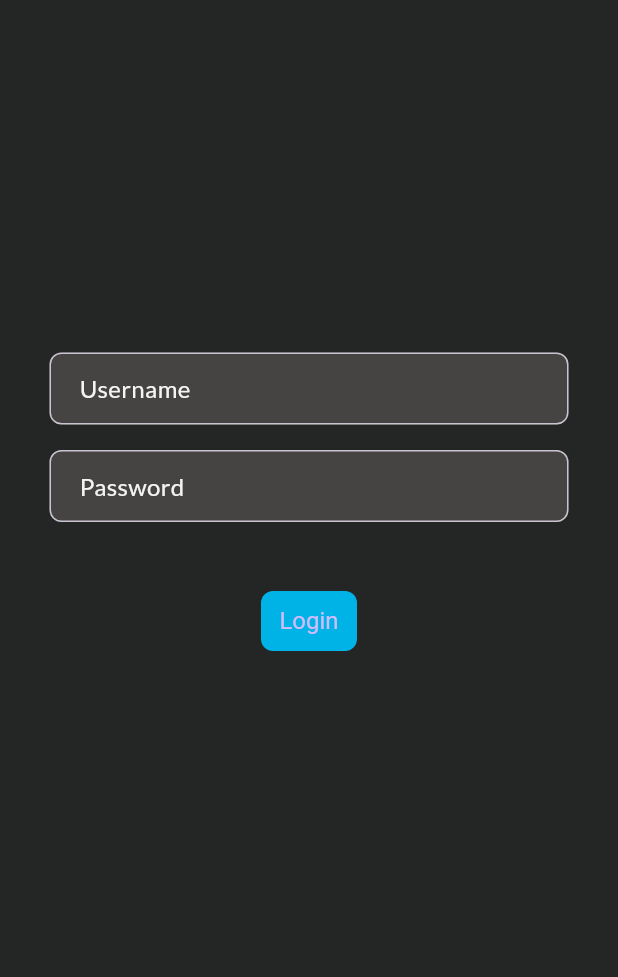
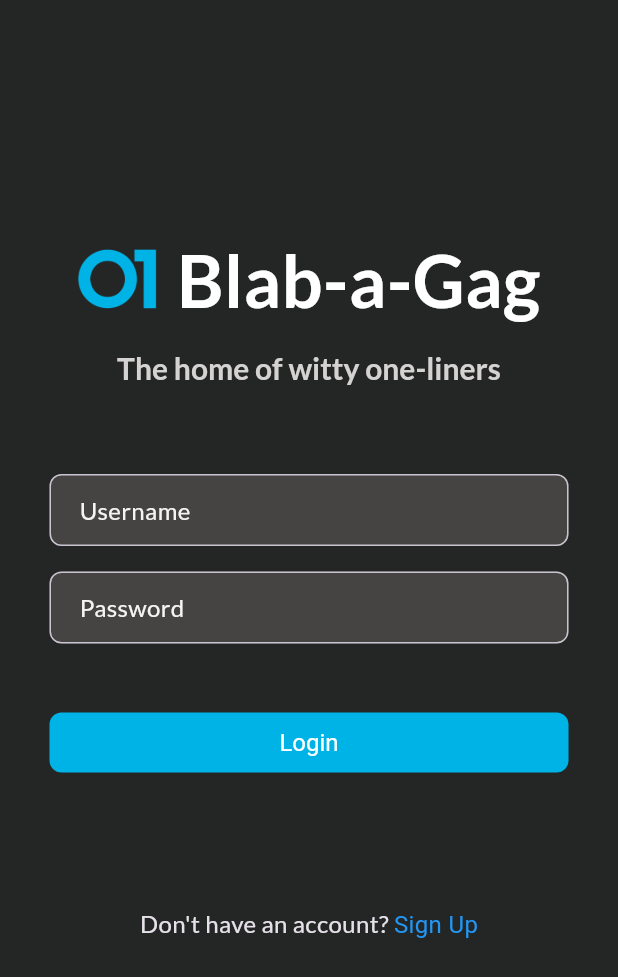
Before and after one commit to lucasferreiram3/verademo-dart, a Flutter app: the screen it shows after launch, on a phone screen of 412 x 824 dp. Shown: the top 977 px of the screen. Run offline on Flutter 3.47's test engine with Material 3 defaults, Android fonts, the phone set to English and light mode, and no system bars; our stand-ins replace google_fonts.

Commit message:
login mostly complete

```diff
--- a/lib/pages/login.dart
+++ b/lib/pages/login.dart
@@ -1,41 +1,77 @@
+import 'package:flutter/gestures.dart';
 import 'package:flutter/material.dart';
-import 'package:verademo_dart/main.dart';
+import 'package:verademo_dart/theme/theme.dart';
 import 'package:verademo_dart/utils/constants.dart';
+import 'register.dart';
 
 class LoginPage extends StatelessWidget {
   const LoginPage({super.key});
 
   @override
   Widget build(BuildContext context) {
-    return Scaffold(
-      backgroundColor: const Color(0xff242626),
+    return Theme(
+      data: VTheme.loginTheme,
+      child: Scaffold(
 
         body: Column (
           children: [
-          const SizedBox(height: 235),
+            const SizedBox(height: 150),
+            loginTitle(context),
+            const SizedBox(height: 10),
+            Text("The home of witty one-liners", style: Theme.of(context).textTheme.headlineMedium?.copyWith(color: VConstants.lightNeutral2)),
+            const SizedBox(height: 58),
             _credField('Username', context),
             const SizedBox(height: 17),
             _credField('Password', context),
             const SizedBox(height: 42),
-          Container(
+            loginButton(context),
+            const SizedBox(height: 85),
+            Text.rich(
+              TextSpan(children: [
+                const TextSpan(text: "Don't have an account? "),
+                TextSpan(
+                  text: "Sign Up",
+                  // style: Theme.of(context).textTheme.bodyMedium?.copyWith(color: Colors.blue),
+                  style: const TextStyle(
+                    color: Colors.blue
+                  ),
+                  recognizer: TapGestureRecognizer()..onTap = () {
+                    print("Sign up");
+                    Navigator.of(context).push(MaterialPageRoute(builder: (context) => const RegisterPage()));
+                  }
+                )
+              ])
+            )
+          ],
+        )
+      ),
+    );
+  }
+
+  Row loginTitle(BuildContext context) {
+    return Row(
+      mainAxisAlignment: MainAxisAlignment.center,
+      children: [
+        const Image(
+          height: 48,
+          image: AssetImage(VConstants.vcIcon)
+        ),
+        const SizedBox(width: 9.2),
+        Text("Blab-a-Gag", style: Theme.of(context).textTheme.titleMedium?.copyWith(color: VConstants.codeWhite)),
+        const SizedBox(width: 4),
+      ],
+    );
+  }
+
+  Container loginButton(BuildContext context) {
+    return Container(
           margin: const EdgeInsets.symmetric(vertical: 0, horizontal: 33),
           child: ElevatedButton(
-              // style: TextButton.styleFrom(
-              //   backgroundColor: const Color(0xff00B3E6)
-              // ),
-
-              style: Theme.of(context).elevatedButtonTheme.style?.copyWith(
-                backgroundColor: const WidgetStatePropertyAll(VConstants.veracodeBlue),
-
-              ),
             child: const Text('Login'),
             onPressed: () {
               print('pressed login');
             },
           ),
-          ),
-        ],
-      )
         );
   }
 
@@ -48,14 +84,11 @@ class LoginPage extends StatelessWidget {
             decoration: InputDecoration(
               contentPadding: const EdgeInsets.symmetric(vertical: 12, horizontal: 16),
               hintText: placeholder,
-              // hintStyle: const TextStyle(
-              //   color: Color(0xffF4F4F4),
-              //   fontSize: 20,
-              // ),
               hintStyle: Theme.of(context).textTheme.bodyMedium?.copyWith(color: VConstants.veracodeWhite),
               filled: true,
 
               fillColor: const Color(0xff454443),
+
               border: OutlineInputBorder(
                 borderRadius: BorderRadius.circular(8),
               )
--- a/lib/theme/elevated_button_theme.dart
+++ b/lib/theme/elevated_button_theme.dart
@@ -1,4 +1,5 @@
 import 'package:flutter/material.dart';
+import 'package:verademo_dart/utils/constants.dart';
 import 'package:verademo_dart/theme/text_theme.dart';
 
 class VElevatedButtonTheme {
@@ -12,4 +13,16 @@ class VElevatedButtonTheme {
       shape: RoundedRectangleBorder(borderRadius: BorderRadius.circular(8)),
     )
   );
+
+  static final loginElevatedButtonTheme = ElevatedButtonThemeData(
+    style: ElevatedButton.styleFrom(
+      elevation: 0,
+      textStyle: VTextTheme.defaultTextTheme.bodyMedium,
+      padding: const EdgeInsets.symmetric(vertical: 10.5),
+      shape: RoundedRectangleBorder(borderRadius: BorderRadius.circular(8)),
+      foregroundColor: VConstants.codeWhite,
+      backgroundColor: VConstants.veracodeBlue,
+      minimumSize: const Size.fromHeight(40),
+    )
+  );
 }
--- a/lib/theme/text_theme.dart
+++ b/lib/theme/text_theme.dart
@@ -4,7 +4,7 @@ class VTextTheme {
   VTextTheme._();
 
   static TextTheme defaultTextTheme = TextTheme(
-    titleMedium: const TextStyle().copyWith(fontSize: 40, fontWeight: FontWeight.w700),
+    titleMedium: const TextStyle().copyWith(fontSize: 48, fontWeight: FontWeight.w700),
     headlineLarge: const TextStyle().copyWith(fontSize: 32, fontWeight: FontWeight.w700),
     headlineMedium: const TextStyle().copyWith(fontSize: 20, fontWeight: FontWeight.w700),
     bodyMedium: const TextStyle().copyWith(fontSize: 16, fontWeight: FontWeight.w400),
--- a/lib/theme/theme.dart
+++ b/lib/theme/theme.dart
@@ -17,6 +17,12 @@ class VTheme {
   );
 
   static ThemeData loginTheme = ThemeData (
-
+    useMaterial3: true,
+    fontFamily: 'Lato',
+    brightness: Brightness.dark,
+    primaryColor: VConstants.veracodeBlue,
+    scaffoldBackgroundColor: VConstants.veracodeBlack,
+    textTheme: VTextTheme.defaultTextTheme,
+    elevatedButtonTheme: VElevatedButtonTheme.loginElevatedButtonTheme,
   );
 }
--- a/lib/utils/constants.dart
+++ b/lib/utils/constants.dart
@@ -15,4 +15,7 @@ class VConstants {
   static const Color lightNeutral1 = Color(0xFFE8E8E8);
   static const Color veracodeWhite = Color(0xFFF4F4F4);
   static const Color codeWhite = Color(0xFFFFFFFF);
+
+  static const String vcIcon = "assets/VCicon.png";
+  static const String vcLogo = "assets/VClogo.png";
 }
```
Also changed, not shown: lib/pages/register.dart (added, +99 -0 lines). Lines whose indentation alone changed are shown as unchanged.
